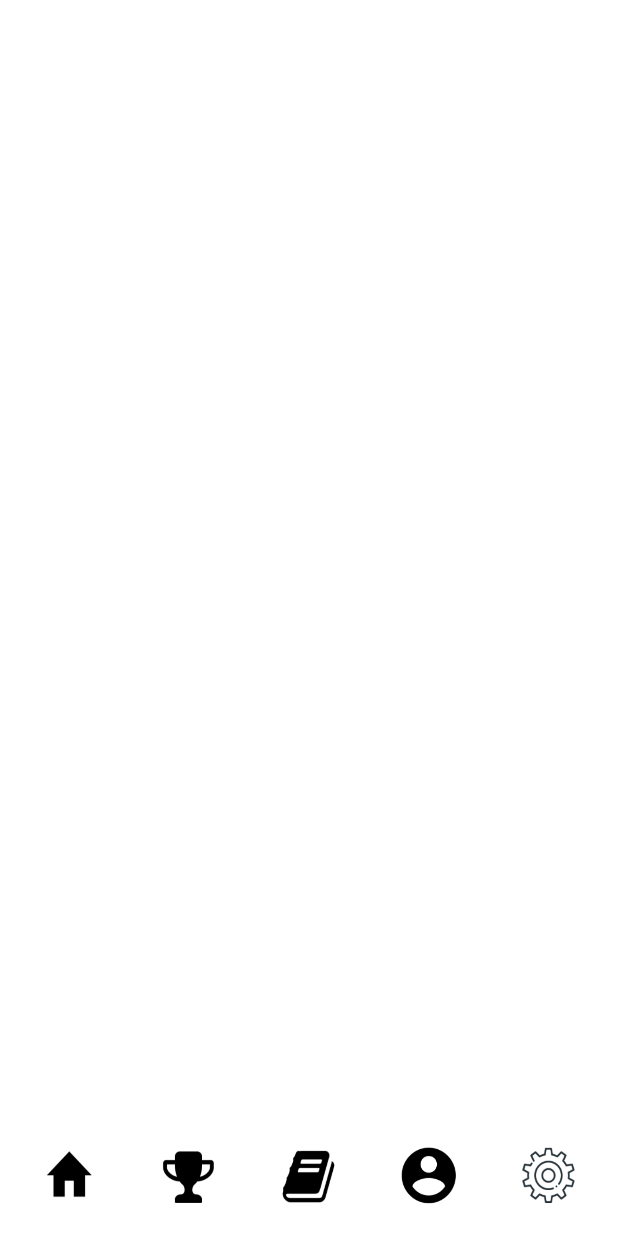
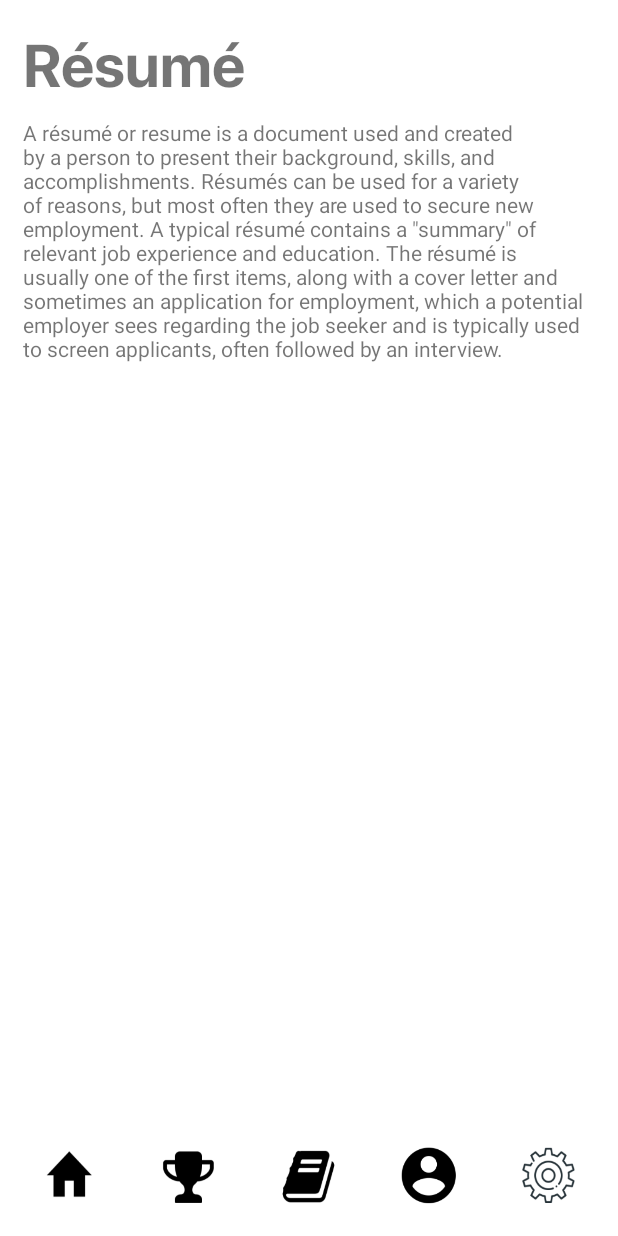
Before and after one commit to INFS3634-Elysian/INFS3634-Group-Assignment, an Android app: the Step1AppCv screen opened directly, with no data from a screen before it, on a phone screen of 412 x 824 dp. Run offline under Robolectric (Android 15) with nearby library versions, the phone set to English and light mode, and no system bars.

Commit message:
Updated Login Page - removed shadows
Updated Resume Page
- added basic content

```diff
--- a/app/src/main/java/com/example/infs3634groupassignment/Step1AppResume.java
+++ b/app/src/main/java/com/example/infs3634groupassignment/Step1AppResume.java
@@ -58,5 +58,7 @@ public class Step1AppResume extends AppCompatActivity {
                 startActivity(new Intent(Step1AppResume.this, Settings.class));
             }
         });
+
+
     }
 }
--- a/app/src/main/res/layout/activity_step1_app_cv.xml
+++ b/app/src/main/res/layout/activity_step1_app_cv.xml
@@ -6,6 +6,30 @@
     android:layout_height="match_parent"
     android:background="#FFFFFF"
     tools:context=".Step1AppCv">
+
+    <TextView
+        android:id="@+id/textView6"
+        android:layout_width="375dp"
+        android:layout_height="wrap_content"
+        android:layout_marginStart="15dp"
+        android:layout_marginLeft="15dp"
+        android:layout_marginTop="10dp"
+        android:text='A résumé or resume is a document used and created by a person to present their background, skills, and accomplishments. Résumés can be used for a variety of reasons, but most often they are used to secure new employment. A typical résumé contains a "summary" of relevant job experience and education. The résumé is usually one of the first items, along with a cover letter and sometimes an application for employment, which a potential employer sees regarding the job seeker and is typically used to screen applicants, often followed by an interview. '
+        app:layout_constraintStart_toStartOf="parent"
+        app:layout_constraintTop_toBottomOf="@+id/textView5" />
+
+    <TextView
+        android:id="@+id/textView5"
+        android:layout_width="wrap_content"
+        android:layout_height="wrap_content"
+        android:layout_marginStart="15dp"
+        android:layout_marginLeft="15dp"
+        android:layout_marginTop="15dp"
+        android:fontFamily="@font/bold"
+        android:text="Résumé"
+        android:textSize="40sp"
+        app:layout_constraintStart_toStartOf="parent"
+        app:layout_constraintTop_toTopOf="parent" />
 
     <ImageView
         android:id="@+id/ivHome"
--- a/app/src/main/res/layout/activity_step1_app_resume.xml
+++ b/app/src/main/res/layout/activity_step1_app_resume.xml
@@ -81,4 +81,5 @@
         app:layout_constraintEnd_toEndOf="parent"
         app:layout_constraintStart_toEndOf="@+id/ivProfile"
         app:srcCompat="@drawable/nav_settings" />
+
 </androidx.constraintlayout.widget.ConstraintLayout>
```
Also changed, not shown: app/src/main/res/layout/activity_main.xml (+16 -2 lines).
